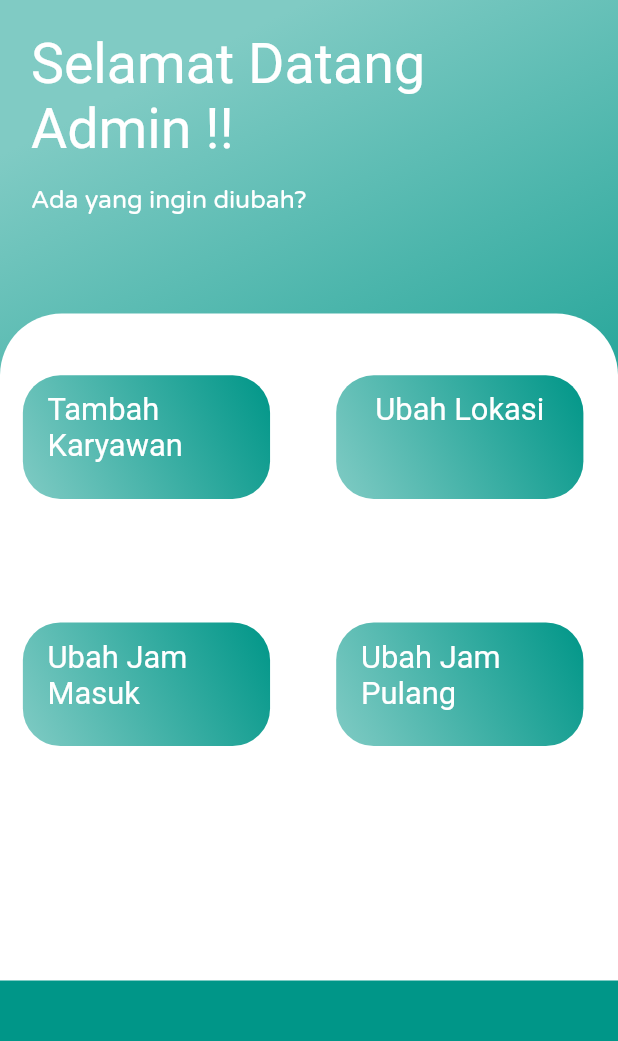
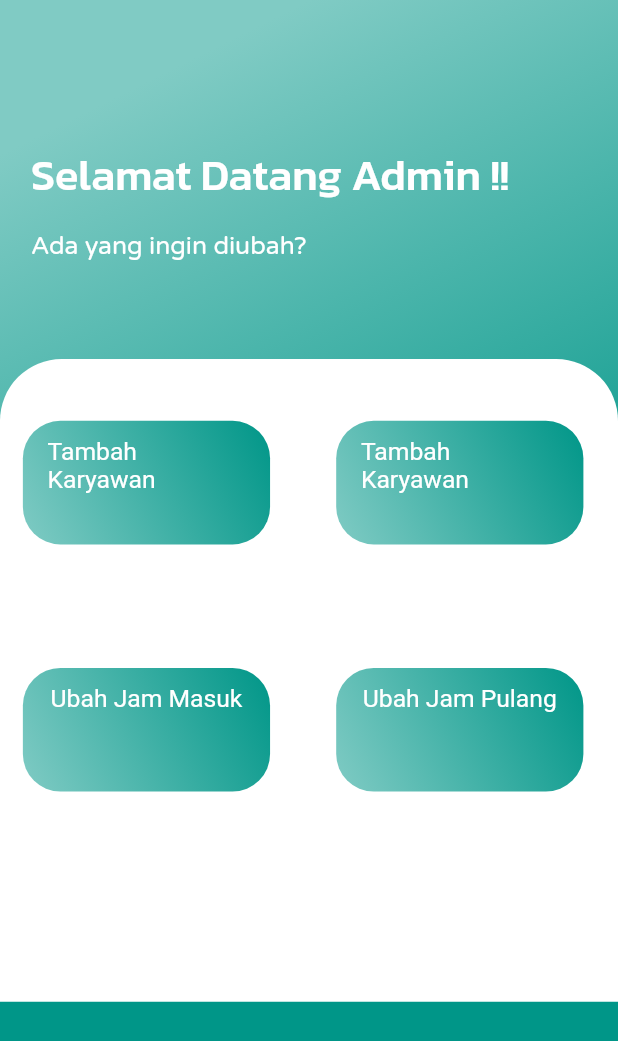
Before and after one commit to umarfakhr4y/projek_panur, a Flutter app: the HomeAdmin screen opened directly, on a phone screen of 412 x 824 dp. Shown: the top 1041 px of the screen. Run offline on Flutter 3.47's test engine with Material 2 defaults, Android fonts, the phone set to English and light mode, and no system bars; our stand-ins replace date_format, flutter_datetime_picker, geolocator, shared_preferences; accounts and stored records are empty; network calls fail.

Commit message:
changed #4

```diff
--- a/lib/admin/ui/admin.dart
+++ b/lib/admin/ui/admin.dart
@@ -4,7 +4,7 @@ void main() {
   runApp(new MaterialApp(
     debugShowCheckedModeBanner: false,
     home: SplashScreen(),
-    theme: ThemeData(fontFamily: 'Varela'),
+    theme: ThemeData(fontFamily: 'Kanit'),
   ));
 }
 
--- a/lib/admin/ui/dataKaryawan.dart
+++ b/lib/admin/ui/dataKaryawan.dart
@@ -53,6 +53,8 @@ class _AbsenHarianState extends State<AbsenHarian> {
                         children: [
                           Text('Daftar Karyawan',
                               style: TextStyle(
+                                fontFamily: 'Kanit',
+
                                 // fontWeight: FontWeight.w600,
                                 color: Colors.white,
                                 fontSize: displayWidth(context) * 0.09,
--- a/lib/admin/ui/homeAdmin.dart
+++ b/lib/admin/ui/homeAdmin.dart
@@ -21,7 +21,7 @@ class _HomeAdminState extends State<HomeAdmin> {
           // Colors.blueAccent
         ])),
         child: Column(crossAxisAlignment: CrossAxisAlignment.start, children: [
-          SizedBox(height: displayHeight(context) * 0.001),
+          SizedBox(height: displayHeight(context) * 0.09),
           Padding(
             padding: EdgeInsets.all(displayWidth(context) * 0.05),
             child: Column(
@@ -29,9 +29,10 @@ class _HomeAdminState extends State<HomeAdmin> {
               children: [
                 Text('Selamat Datang Admin !!',
                     style: TextStyle(
+                      fontFamily: 'Kanit',
                       // fontWeight: FontWeight.w600,
                       color: Colors.white,
-                      fontSize: displayWidth(context) * 0.09,
+                      fontSize: displayWidth(context) * 0.07,
                     )),
                 SizedBox(height: displayHeight(context) * 0.02),
                 Text('Ada yang ingin diubah?',
@@ -50,7 +51,7 @@ class _HomeAdminState extends State<HomeAdmin> {
               Align(
                 alignment: Alignment.bottomCenter,
                 child: Container(
-                  height: displayHeight(context) * 0.5396,
+                  height: displayHeight(context) * 0.52,
                   decoration: BoxDecoration(
                     color: Colors.white,
                     borderRadius: BorderRadius.only(
@@ -116,7 +117,7 @@ class _HomeAdminState extends State<HomeAdmin> {
                                                 style: TextStyle(
                                                     fontSize:
                                                         displayWidth(context) *
-                                                            0.05,
+                                                            0.04,
                                                     color: Colors.white),
                                               ),
                                             )),
@@ -139,7 +140,7 @@ class _HomeAdminState extends State<HomeAdmin> {
                                 margin: EdgeInsets.fromLTRB(
                                     displayWidth(context) * 0.037,
                                     displayWidth(context) * 0.025,
-                                    displayWidth(context) * 0.0,
+                                    displayWidth(context) * 0.07,
                                     displayWidth(context) * 0.025),
                                 padding: EdgeInsets.fromLTRB(
                                     displayWidth(context) * 0.030,
@@ -156,7 +157,12 @@ class _HomeAdminState extends State<HomeAdmin> {
                                         children: <Widget>[
                                           InkWell(
                                             onTap: () {
-                                              print("Ubah Lokasi Ditekan");
+                                              Navigator.push(
+                                                context,
+                                                MaterialPageRoute(
+                                                    builder: (context) =>
+                                                        TambahKaryawan()),
+                                              );
                                             },
                                             child: Container(
                                                 // padding: EdgeInsets.all(
@@ -165,11 +171,11 @@ class _HomeAdminState extends State<HomeAdmin> {
                                               padding: EdgeInsets.all(
                                                   displayWidth(context) * 0.01),
                                               child: Text(
-                                                "Ubah Lokasi",
+                                                "Tambah Karyawan",
                                                 style: TextStyle(
                                                     fontSize:
                                                         displayWidth(context) *
-                                                            0.05,
+                                                            0.04,
                                                     color: Colors.white),
                                               ),
                                             )),
@@ -177,6 +183,59 @@ class _HomeAdminState extends State<HomeAdmin> {
                                         ],
                                       ),
                                     ])),
+                            // Container(
+                            //     width: displayWidth(context) * 0.4,
+                            //     height: displayWidth(context) * 0.2,
+                            //     decoration: BoxDecoration(
+                            //         borderRadius: BorderRadius.circular(25),
+                            //         gradient: LinearGradient(
+                            //             begin: Alignment.topRight,
+                            //             end: Alignment.bottomLeft,
+                            //             colors: [
+                            //               Colors.teal,
+                            //               Colors.teal[200]
+                            //             ])),
+                            //     margin: EdgeInsets.fromLTRB(
+                            //         displayWidth(context) * 0.037,
+                            //         displayWidth(context) * 0.025,
+                            //         displayWidth(context) * 0.0,
+                            //         displayWidth(context) * 0.025),
+                            //     padding: EdgeInsets.fromLTRB(
+                            //         displayWidth(context) * 0.030,
+                            //         displayWidth(context) * 0.017,
+                            //         displayWidth(context) * 0.030,
+                            //         displayWidth(context) * 0.0),
+                            //     child: Column(
+                            //         mainAxisAlignment:
+                            //             MainAxisAlignment.spaceBetween,
+                            //         children: [
+                            //           Column(
+                            //             crossAxisAlignment:
+                            //                 CrossAxisAlignment.start,
+                            //             children: <Widget>[
+                            //               InkWell(
+                            //                 onTap: () {
+                            //                   print("Ubah Lokasi Ditekan");
+                            //                 },
+                            //                 child: Container(
+                            //                     // padding: EdgeInsets.all(
+                            //                     //     displayWidth(context) * 0.30),
+                            //                     child: Padding(
+                            //                   padding: EdgeInsets.all(
+                            //                       displayWidth(context) * 0.01),
+                            //                   child: Text(
+                            //                     "Ubah Lokasi",
+                            //                     style: TextStyle(
+                            //                         fontSize:
+                            //                             displayWidth(context) *
+                            //                                 0.04,
+                            //                         color: Colors.white),
+                            //                   ),
+                            //                 )),
+                            //               ),
+                            //             ],
+                            //           ),
+                            //         ])),
                           ],
                         ),
                       ),
@@ -218,17 +277,29 @@ class _HomeAdminState extends State<HomeAdmin> {
                                         children: <Widget>[
                                           InkWell(
                                             onTap: () {
-                                             DatePicker.showTimePicker(context,
+                                              DatePicker.showTimePicker(context,
                                                   showTitleActions: true,
-                                                  onChanged: (date) {}, onConfirm: (date) {
+                                                  onChanged: (date) {},
+                                                  onConfirm: (date) {
                                                 // String result = date.toString().substring(0, date.toString().lastIndexOf(''));
-                                                var pos = date.toString().lastIndexOf('');
+                                                var pos = date
+                                                    .toString()
+                                                    .lastIndexOf('');
                                                 String result = (pos != 0)
-                                                    ? date.toString().substring(11)
+                                                    ? date
+                                                        .toString()
+                                                        .substring(11)
                                                     : date;
-                                                String resultdua = result.substring(0, result.indexOf('.'));
-                                                String jamfix = resultdua.substring(0, resultdua.lastIndexOf(':'));
-                                                print(jamfix + " Telah Dipilih");
+                                                String resultdua =
+                                                    result.substring(
+                                                        0, result.indexOf('.'));
+                                                String jamfix =
+                                                    resultdua.substring(
+                                                        0,
+                                                        resultdua
+                                                            .lastIndexOf(':'));
+                                                print(
+                                                    jamfix + " Telah Dipilih");
                                               }, currentTime: DateTime.now());
                                             },
                                             child: Container(
@@ -242,7 +313,7 @@ class _HomeAdminState extends State<HomeAdmin> {
                                                 style: TextStyle(
                                                     fontSize:
                                                         displayWidth(context) *
-                                                            0.05,
+                                                            0.04,
                                                     color: Colors.white),
                                               ),
                                             )),
@@ -284,15 +355,27 @@ class _HomeAdminState extends State<HomeAdmin> {
                                             onTap: () {
                                               DatePicker.showTimePicker(context,
                                                   showTitleActions: true,
-                                                  onChanged: (date) {}, onConfirm: (date) {
+                                                  onChanged: (date) {},
+                                                  onConfirm: (date) {
                                                 // String result = date.toString().substring(0, date.toString().lastIndexOf(''));
-                                                var pos = date.toString().lastIndexOf('');
+                                                var pos = date
+                                                    .toString()
+                                                    .lastIndexOf('');
                                                 String result = (pos != 0)
-                                                    ? date.toString().substring(11)
+                                                    ? date
+                                                        .toString()
+                                                        .substring(11)
                                                     : date;
-                                                String resultdua = result.substring(0, result.indexOf('.'));
-                                                String jamfix = resultdua.substring(0, resultdua.lastIndexOf(':'));
-                                                print(jamfix + " Telah Dipilih");
+                                                String resultdua =
+                                                    result.substring(
+                                                        0, result.indexOf('.'));
+                                                String jamfix =
+                                                    resultdua.substring(
+                                                        0,
+                                                        resultdua
+                                                            .lastIndexOf(':'));
+                                                print(
+                                                    jamfix + " Telah Dipilih");
                                               }, currentTime: DateTime.now());
                                             },
                                             child: Container(
@@ -306,7 +389,7 @@ class _HomeAdminState extends State<HomeAdmin> {
                                                 style: TextStyle(
                                                     fontSize:
                                                         displayWidth(context) *
-                                                            0.05,
+                                                            0.04,
                                                     color: Colors.white),
                                               ),
                                             )),
--- a/pubspec.yaml
+++ b/pubspec.yaml
@@ -62,9 +62,8 @@ flutter:
           weight: 600
 
   # To add assets to your application, add an assets section, like this:
-  # assets:
-  #   - images/a_dot_burr.jpeg
-  #   - images/a_dot_ham.jpeg
+  assets:
+    - assets/logo.png
 
   # An image asset can refer to one or more resolution-specific "variants", see
   # https://flutter.dev/assets-and-images/#resolution-aware.
```
Also changed, not shown: lib/admin/ui/dataSingle.dart (+9 -6 lines), assets/logo.png (added), pubspec.lock.
